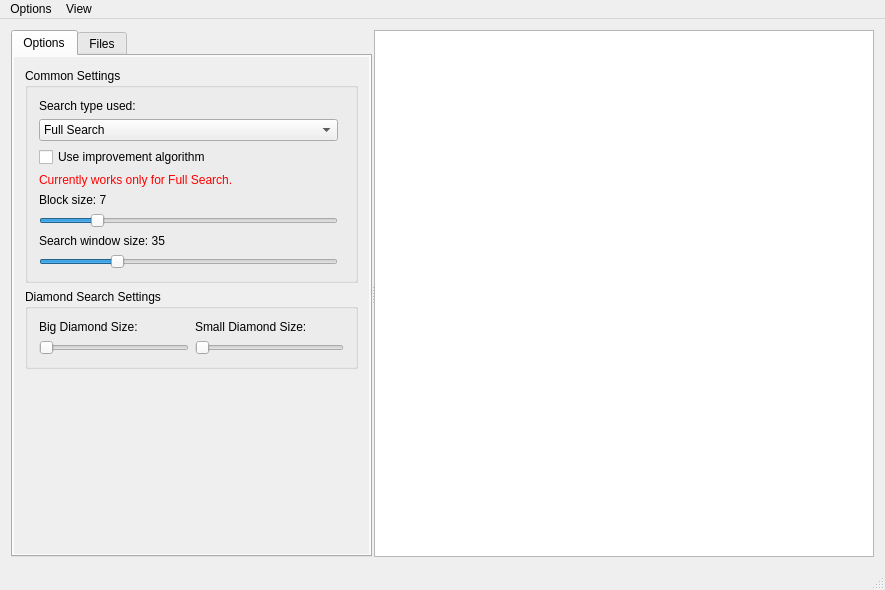
Before: the Qt Designer form mainwindow.ui in andreisebastianc/Cloud-movement-detection-in-satellite-images, drawn with Qt 5.
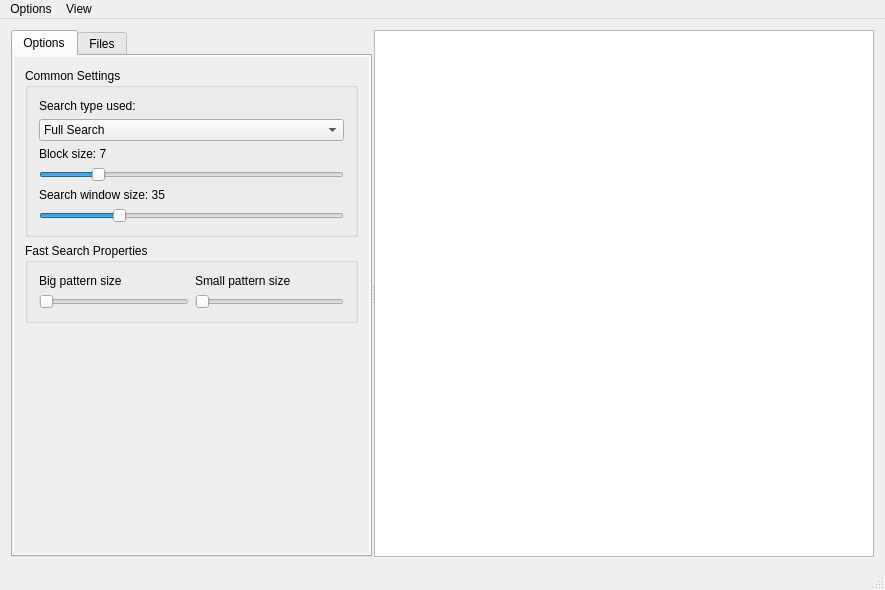
After: the same form once the commit is applied. Custom widgets are drawn as their Qt base class.

The edit to the form file:
```diff
--- a/mainwindow.ui
+++ b/mainwindow.ui
@@ -126,7 +126,7 @@
              <item row="1" column="0">
               <widget class="QGroupBox" name="groupBox">
                <property name="title">
-                <string>Diamond Search Settings</string>
+                <string>Fast Search Properties</string>
                </property>
                <property name="flat">
                 <bool>false</bool>
@@ -146,7 +146,7 @@
                      </size>
                     </property>
                     <property name="text">
-                     <string>Big Diamond Size:</string>
+                     <string>Big pattern size</string>
                     </property>
                    </widget>
                   </item>
@@ -170,7 +170,7 @@
                      </size>
                     </property>
                     <property name="text">
-                     <string>Small Diamond Size:</string>
+                     <string>Small pattern size</string>
                     </property>
                    </widget>
                   </item>
@@ -212,26 +212,6 @@
                  </widget>
                 </item>
                 <item row="2" column="0">
-                 <widget class="QCheckBox" name="useImportantCheckBox">
-                  <property name="text">
-                   <string>Use improvement algorithm</string>
-                  </property>
-                 </widget>
-                </item>
-                <item row="3" column="0" colspan="2">
-                 <widget class="QLabel" name="label">
-                  <property name="styleSheet">
-                   <string notr="true">color: red;</string>
-                  </property>
-                  <property name="text">
-                   <string>Currently works only for Full Search.</string>
-                  </property>
-                  <property name="scaledContents">
-                   <bool>false</bool>
-                  </property>
-                 </widget>
-                </item>
-                <item row="4" column="0">
                  <layout class="QVBoxLayout" name="verticalLayout_2">
                   <item>
                    <widget class="QLabel" name="blockSizeLabel">
@@ -270,7 +250,7 @@
                   </item>
                  </layout>
                 </item>
-                <item row="5" column="0">
+                <item row="3" column="0">
                  <layout class="QVBoxLayout" name="verticalLayout">
                   <item>
                    <widget class="QLabel" name="searchWindowLabel">
```
